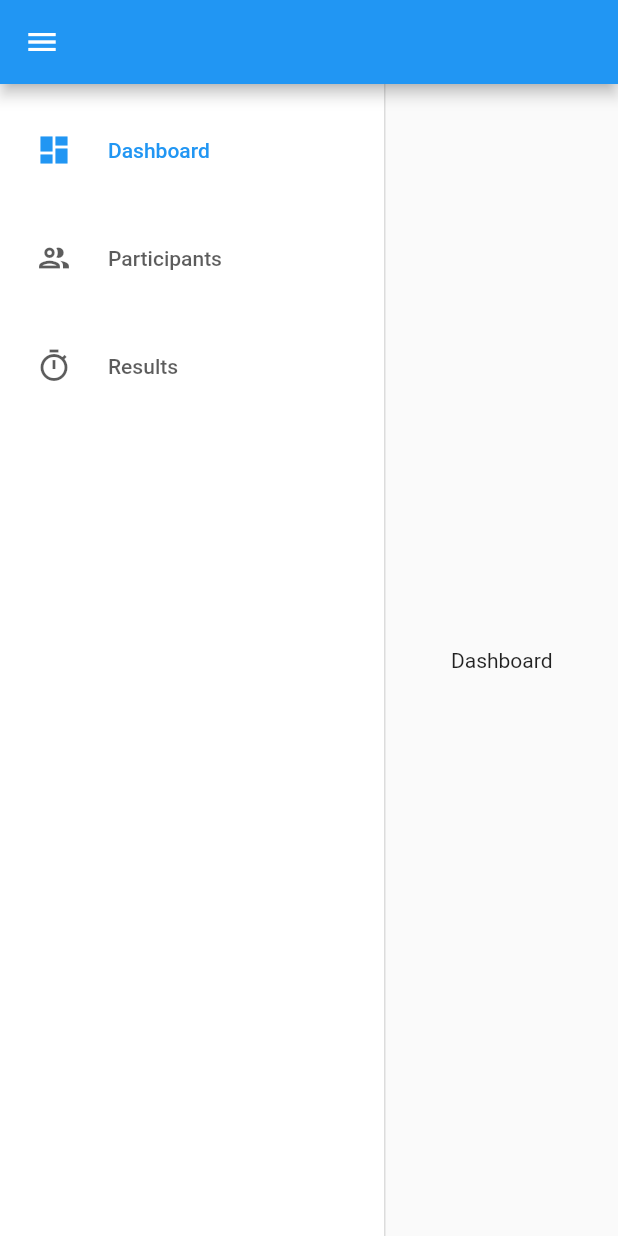
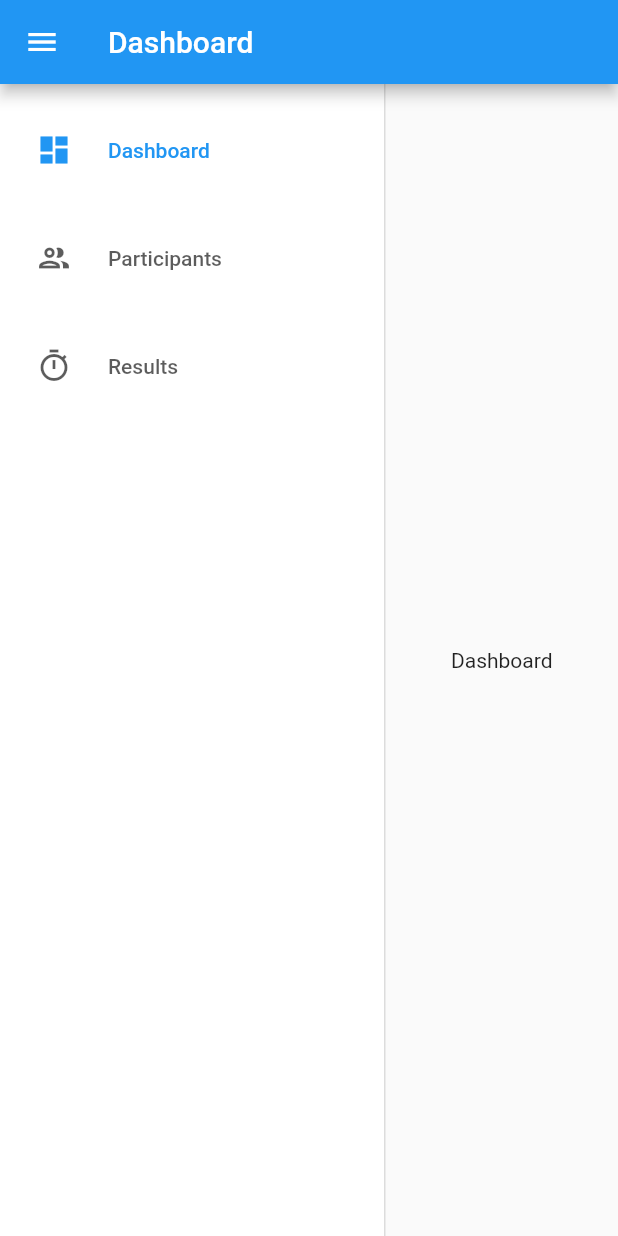
Before and after one commit to amse-app/client, a Flutter app: the HomePage screen opened by its route, on a phone screen of 412 x 824 dp. Run offline on Flutter 3.47's test engine with Material 2 defaults, Android fonts, the phone set to English and light mode, and no system bars; our stand-ins replace flutter_riverpod, go_router; missing offline and left inert: amse_api_client.

Commit message:
Add title to dashboard page

```diff
--- a/lib/pages/home.dart
+++ b/lib/pages/home.dart
@@ -7,6 +7,9 @@ class HomePage extends StatelessWidget {
   @override
   Widget build(BuildContext context) {
     return const AmseScaffold(
-        selectedIndex: 0, body: Center(child: Text("Dashboard")));
+      selectedIndex: 0,
+      body: Center(child: Text("Dashboard")),
+      title: Text("Dashboard"),
+    );
   }
 }
```
